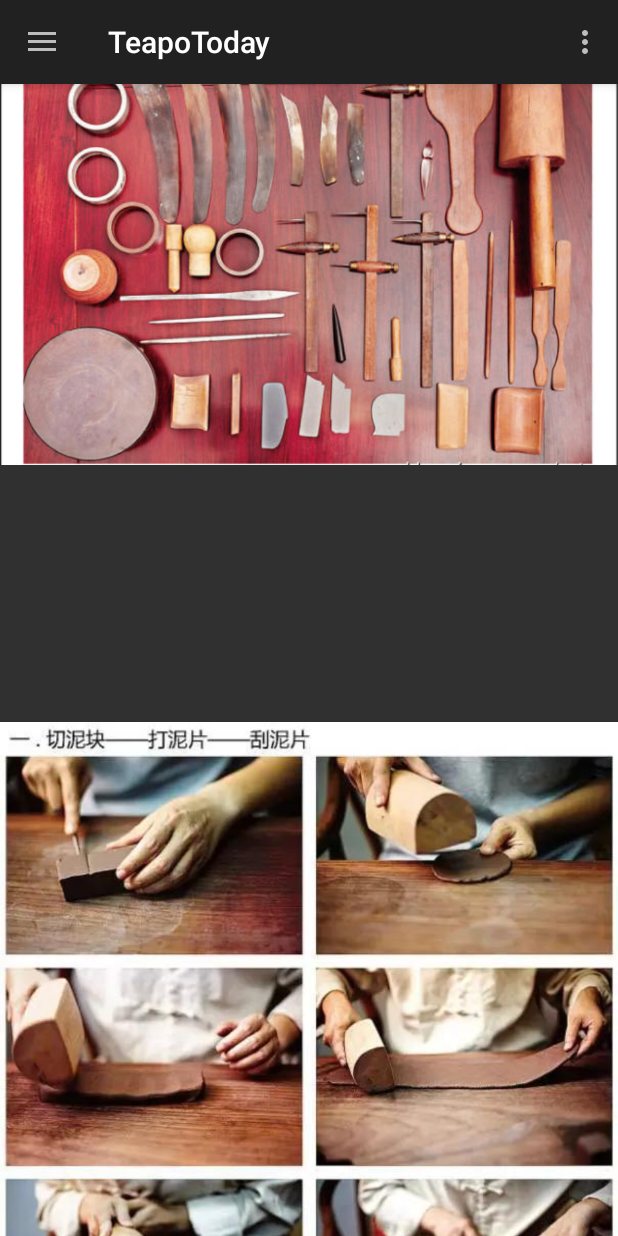
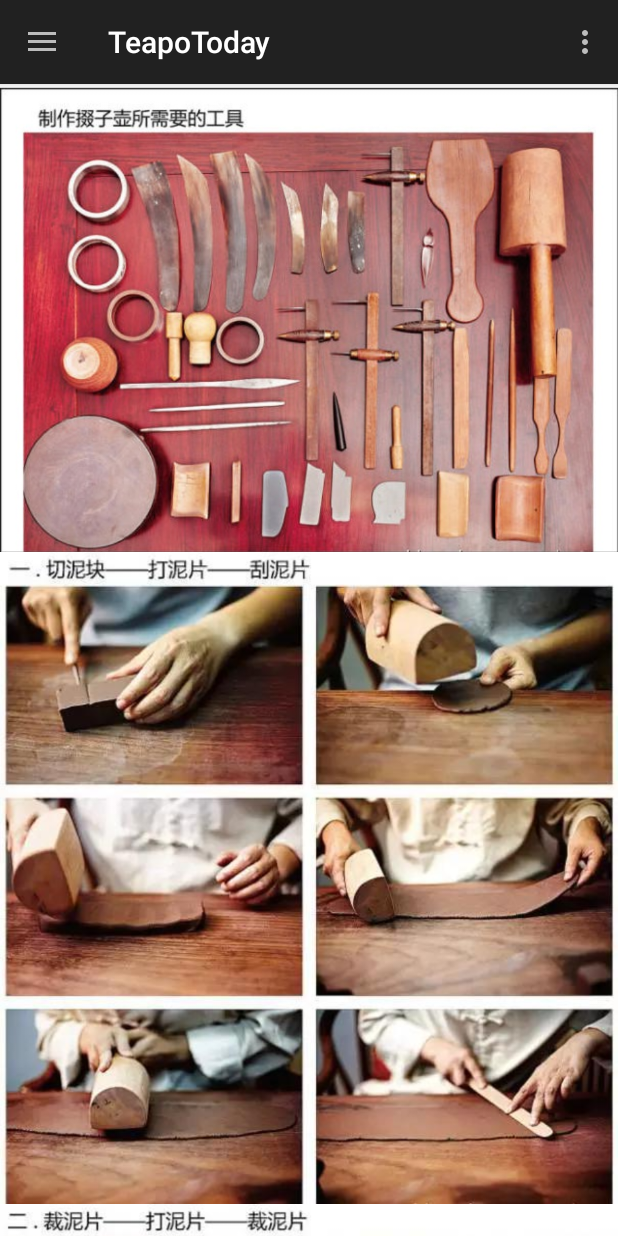
Before and after one commit to rory-shi/TeapoToday, an Android app: the fragment HistoryFragment placed in its activity, in the side drawer, after a tap on "制作方式", on a phone screen of 412 x 824 dp. Run offline under Robolectric (Android 15) with nearby library versions, the phone set to English and light mode, and no system bars; our stand-ins replace Volley; libraries missing offline, so code that uses them is left out: com.mikepenz.aboutlibraries, io.github.xhinliang.lunarcalendar; network calls fail; 3 statements that could not run were skipped.

Commit message:
修改了系统建议修改的小细节。

```diff
--- a/app/src/main/java/com/ryan/teapottoday/adapter/ProductionRecyclerViewAdapter.java
+++ b/app/src/main/java/com/ryan/teapottoday/adapter/ProductionRecyclerViewAdapter.java
@@ -10,9 +10,6 @@
 
 import com.ryan.teapottoday.R;
 
-/**
- * Created by rory9 on 2016/4/9.
- */
 public class ProductionRecyclerViewAdapter extends RecyclerView.Adapter<ProductionRecyclerViewAdapter.ViewHolder> {
 
     private int[] mDataset = {R.drawable.pd_tools,R.drawable.pd1,R.drawable.pd2,R.drawable.pd3,R.drawable.pd4,R.drawable.pd5,R.drawable.pd6,
@@ -23,15 +20,16 @@
     @Override
     public ViewHolder onCreateViewHolder(ViewGroup parent, int viewType) {
         ImageView mImageView = (ImageView) LayoutInflater.from(parent.getContext()).inflate(R.layout.production_item,parent,false);
-        ViewHolder vh = new ViewHolder(mImageView);
-        return vh;
+        return new ViewHolder(mImageView);
     }
 
     @Override
     public void onBindViewHolder(ViewHolder holder, int position) {
+
         ImageView mImg = holder.mImageView;
         mImg.setImageResource(mDataset[position]);
-        mImg.setScaleType(ImageView.ScaleType.FIT_START);
+        mImg.setAdjustViewBounds(true);
+        mImg.setScaleType(ImageView.ScaleType.CENTER_CROP);
     }
 
     @Override
--- a/app/src/main/java/com/ryan/teapottoday/fragments/HistoryFragment.java
+++ b/app/src/main/java/com/ryan/teapottoday/fragments/HistoryFragment.java
@@ -34,9 +34,6 @@
 import java.util.List;
 
 
-/**
- * Created by rory9 on 2016/4/6.
- */
 public class HistoryFragment extends Fragment {
 //    private TextViewVertical tv;
 //    private HorizontalScrollView sv;
@@ -54,11 +51,12 @@
     public View onCreateView(LayoutInflater inflater, ViewGroup container, Bundle savedInstanceState) {
         View view =  inflater.inflate(R.layout.fragment_history,container,false);
         historyViewPager = (ViewPager) view.findViewById(R.id.vp_history);
+        List<View> viewList = new ArrayList<>();
 
-        List<View> viewList = new ArrayList<>();
-        for (int i=0;i<ids.length;i++) {
+
+        for (int id : ids) {
             ImageView iv = new ImageView(getActivity());
-            iv.setImageResource(ids[i]);
+            iv.setImageResource(id);
             iv.setScaleType(ImageView.ScaleType.CENTER_CROP);
             viewList.add(iv);
         }
--- a/app/src/main/res/layout/collection_item.xml
+++ b/app/src/main/res/layout/collection_item.xml
@@ -7,7 +7,7 @@
         android:id="@+id/iv_collection"
         android:layout_width="120dp"
         android:layout_height="83dp"
-        android:scaleType="fitXY" />
+        android:scaleType="centerCrop" />
 
     <ImageView
         android:id="@+id/iv_check_collection"
@@ -15,7 +15,7 @@
         android:layout_height="wrap_content"
         android:layout_alignParentRight="true"
         android:layout_alignParentTop="true"
-        android:background="@drawable/icon_check"
+        android:src="@drawable/icon_check"
         android:visibility="gone" />
     <!-- 这里是当该图片被选上的时候打上小勾的,因此起初是隐藏不显示的 -->
 </RelativeLayout>
```
Also changed, not shown: app/src/main/java/com/ryan/teapottoday/ContentActivity.java (+12 -7 lines), app/src/main/java/com/ryan/teapottoday/fragments/ProductionFragment.java (+1 -6 lines), app/src/main/res/drawable/pd_tools.jpg, app/src/main/res/drawable/temp_history.png (deleted).
